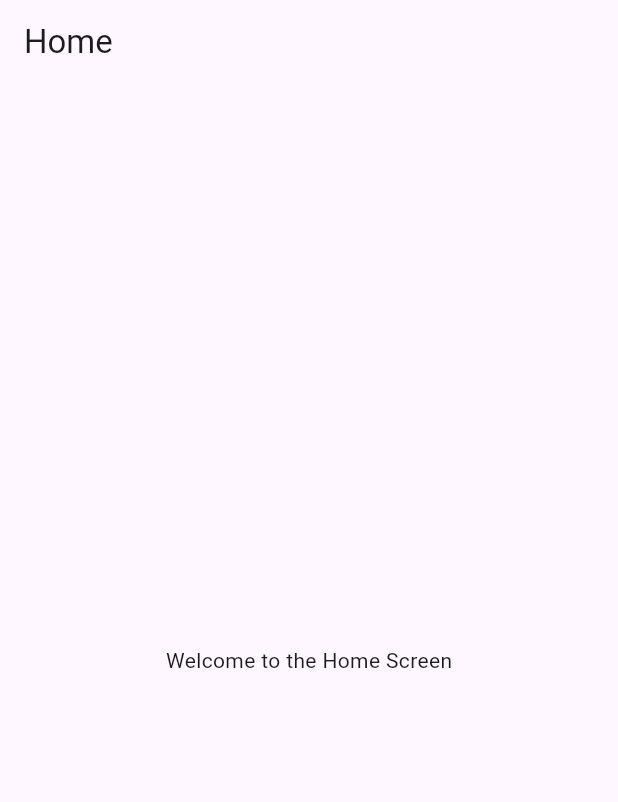
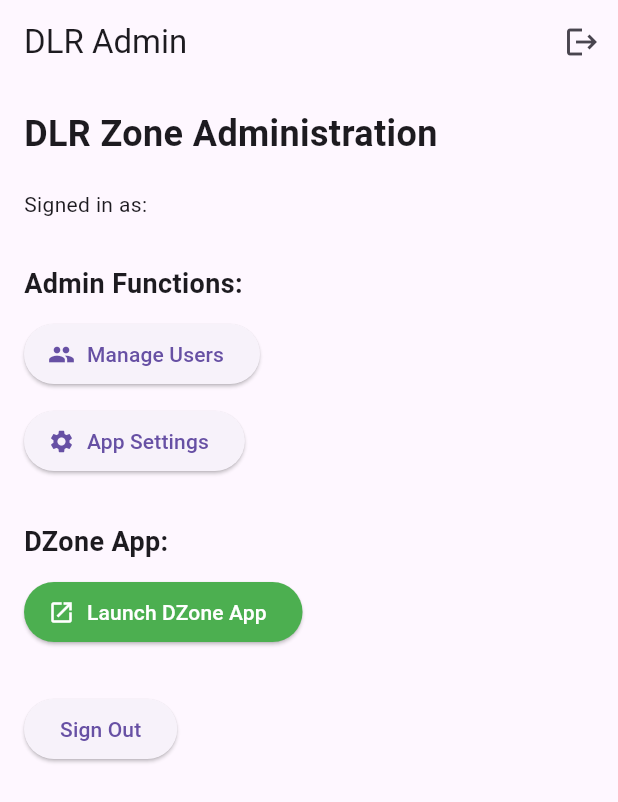
Before and after one commit to tstandke/mobile_admin_app, a Flutter app: the HomeScreen screen opened directly, on a phone screen of 412 x 824 dp. Shown: the top 802 px of the screen. Run offline on Flutter 3.47's test engine with Material 3 defaults, Android fonts, the phone set to English and light mode, and no system bars; our stand-ins replace cloud_firestore, firebase_auth, firebase_core, google_sign_in; accounts and stored records are empty.

```diff
--- a/lib/features/home/home_screen.dart
+++ b/lib/features/home/home_screen.dart
@@ -1,13 +1,120 @@
 import 'package:flutter/material.dart';
+import 'package:firebase_auth/firebase_auth.dart';
+import 'package:google_sign_in/google_sign_in.dart';
+import '../dzone_app/dzone_app.dart'; // Updated import
 
 class HomeScreen extends StatelessWidget {
   const HomeScreen({super.key});
 
+  Future<void> _signOut(BuildContext context) async {
+    try {
+      await FirebaseAuth.instance.signOut();
+      await GoogleSignIn().signOut();
+      print('User signed out successfully');
+    } catch (e) {
+      print('Error signing out: $e');
+      if (context.mounted) {
+        ScaffoldMessenger.of(
+          context,
+        ).showSnackBar(SnackBar(content: Text('Error signing out: $e')));
+      }
+    }
+  }
+
+  void _launchDZoneApp(BuildContext context) {
+    Navigator.of(context).push(
+      MaterialPageRoute(
+        builder: (context) => const DZoneApp(), // Updated class name
+      ),
+    );
+  }
+
   @override
   Widget build(BuildContext context) {
+    final user = FirebaseAuth.instance.currentUser;
+
     return Scaffold(
-      appBar: AppBar(title: const Text('Home')),
-      body: const Center(child: Text('Welcome to the Home Screen')),
+      appBar: AppBar(
+        title: const Text('DLR Admin'),
+        actions: [
+          IconButton(
+            icon: const Icon(Icons.logout),
+            onPressed: () => _signOut(context),
+            tooltip: 'Sign Out',
+          ),
+        ],
+      ),
+      body: Padding(
+        padding: const EdgeInsets.all(16.0),
+        child: Column(
+          crossAxisAlignment: CrossAxisAlignment.start,
+          children: [
+            const Text(
+              'DLR Zone Administration',
+              style: TextStyle(fontSize: 24, fontWeight: FontWeight.bold),
+            ),
+            const SizedBox(height: 20),
+            if (user != null) ...[
+              Text('Signed in as: ${user.email}'),
+              const SizedBox(height: 30),
+            ],
+
+            // Admin Functions Section
+            const Text(
+              'Admin Functions:',
+              style: TextStyle(fontSize: 18, fontWeight: FontWeight.w600),
+            ),
+            const SizedBox(height: 10),
+            ElevatedButton.icon(
+              onPressed: () {
+                // TODO: Navigate to user management
+                ScaffoldMessenger.of(context).showSnackBar(
+                  const SnackBar(
+                    content: Text('User Management - Coming Soon'),
+                  ),
+                );
+              },
+              icon: const Icon(Icons.people),
+              label: const Text('Manage Users'),
+            ),
+            const SizedBox(height: 10),
+            ElevatedButton.icon(
+              onPressed: () {
+                // TODO: Navigate to app settings
+                ScaffoldMessenger.of(context).showSnackBar(
+                  const SnackBar(content: Text('App Settings - Coming Soon')),
+                );
+              },
+              icon: const Icon(Icons.settings),
+              label: const Text('App Settings'),
+            ),
+
+            const SizedBox(height: 30),
+
+            // DZone App Section
+            const Text(
+              'DZone App:',
+              style: TextStyle(fontSize: 18, fontWeight: FontWeight.w600),
+            ),
+            const SizedBox(height: 10),
+            ElevatedButton.icon(
+              onPressed: () => _launchDZoneApp(context),
+              icon: const Icon(Icons.launch),
+              label: const Text('Launch DZone App'),
+              style: ElevatedButton.styleFrom(
+                backgroundColor: Colors.green,
+                foregroundColor: Colors.white,
+              ),
+            ),
+
+            const SizedBox(height: 30),
+            ElevatedButton(
+              onPressed: () => _signOut(context),
+              child: const Text('Sign Out'),
+            ),
+          ],
+        ),
+      ),
     );
   }
 }
--- a/lib/features/login/login_screen.dart
+++ b/lib/features/login/login_screen.dart
@@ -58,7 +58,7 @@ class _LoginScreenState extends State<LoginScreen> {
           .get();
 
       if (doc.exists) {
-        final level = doc.data()?['level'];
+        final level = doc.data()?['auth_level'];
         if (['Admin', 'Master', 'Standard'].contains(level)) {
           if (context.mounted) {
             Navigator.of(context).pushReplacement(
```
Also changed, not shown: lib/features/dzone_app/dzone_app.dart (added, +56 -0 lines).
